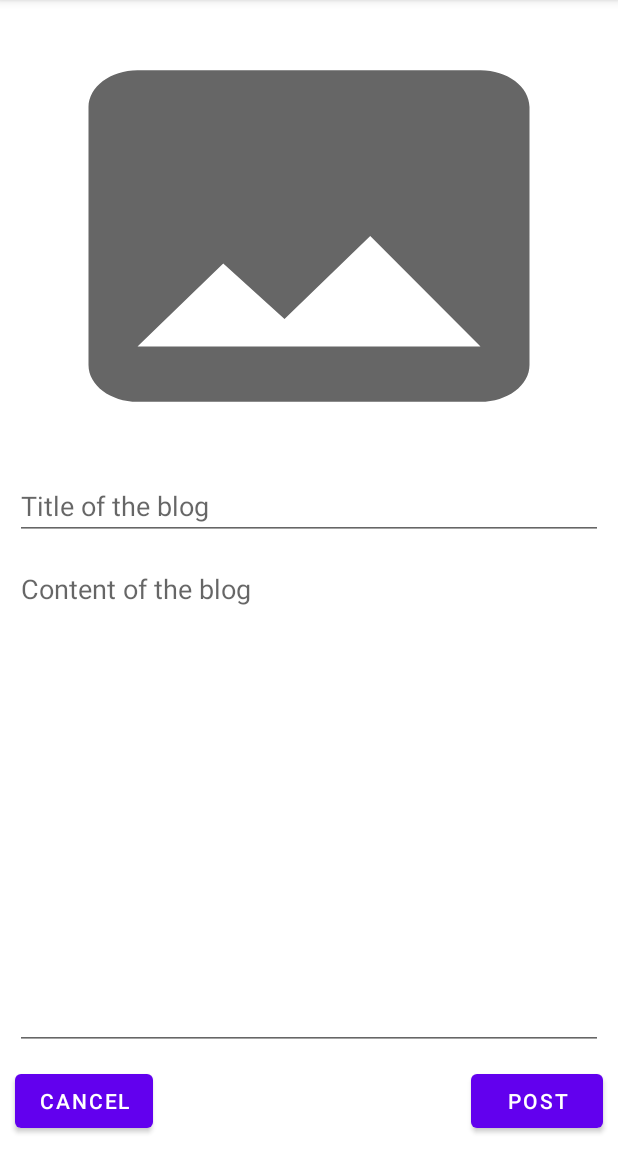
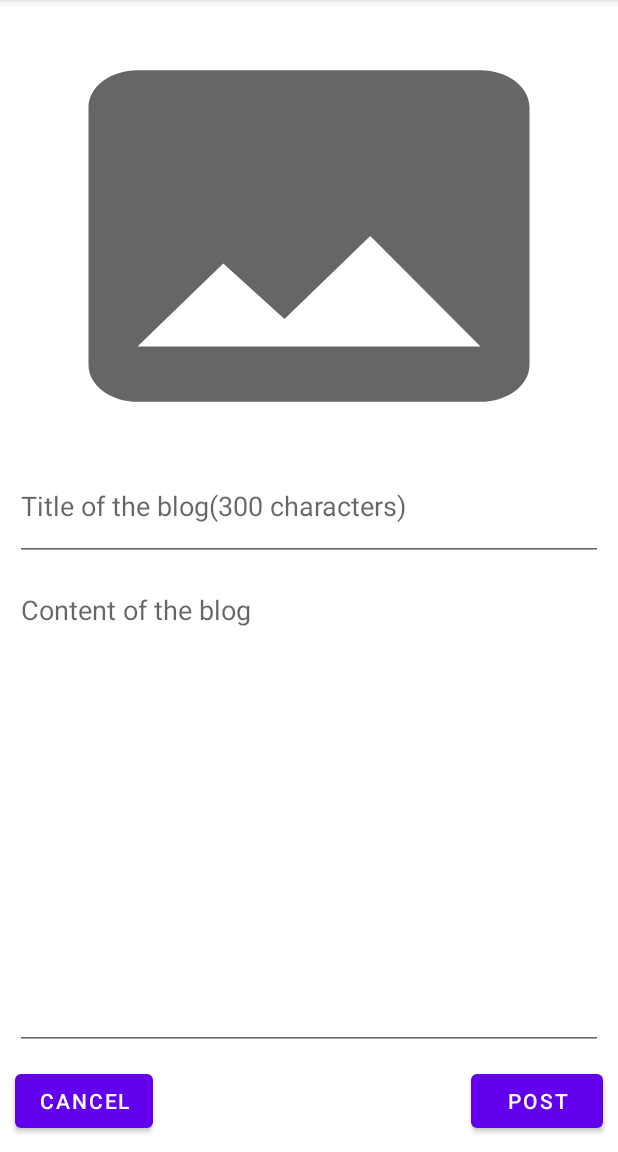
Before and after one commit to AyushTripathi28/Horizon, an Android app: the AddPostFragment screen opened through its navigation route, on a phone screen of 412 x 824 dp, the part 84-1236 px from its top. Run offline under Robolectric (Android 15) with nearby library versions, the phone set to English and light mode, and no system bars; our stand-ins replace Dagger/Hilt's generated code, navigation-ui.

Commit message:
Write post layout designed

```diff
--- a/app/src/main/java/com/example/horizon/ui/fragments/AllPostsFragment.kt
+++ b/app/src/main/java/com/example/horizon/ui/fragments/AllPostsFragment.kt
@@ -1,7 +1,15 @@
 package com.example.horizon.ui.fragments
 
+import android.os.Bundle
+import android.util.Log
+import android.view.View
 import androidx.fragment.app.Fragment
 import com.example.horizon.R
 
 class AllPostsFragment : Fragment(R.layout.fragment_all_posts) {
+
+    override fun onViewCreated(view: View, savedInstanceState: Bundle?) {
+        super.onViewCreated(view, savedInstanceState)
+        Log.d("AllPostFragment", "Created")
+    }
 }
--- a/app/src/main/res/layout/fragment_write_blog.xml
+++ b/app/src/main/res/layout/fragment_write_blog.xml
@@ -29,12 +29,14 @@
     <EditText
         android:id="@+id/etTitleNewPost"
         android:layout_width="0dp"
-        android:layout_height="wrap_content"
+        android:layout_height="0dp"
         android:layout_margin="10dp"
         android:ems="10"
         android:gravity="start|top"
-        android:hint="Title of the blog"
+        android:hint="Title of the blog(300 characters)"
         android:inputType="textMultiLine"
+        android:maxLength="300"
+        app:layout_constraintBottom_toTopOf="@+id/guideline2"
         app:layout_constraintEnd_toEndOf="parent"
         app:layout_constraintHorizontal_bias="0.0"
         app:layout_constraintStart_toStartOf="parent"
@@ -72,4 +74,11 @@
         app:layout_constraintBottom_toBottomOf="parent"
         app:layout_constraintEnd_toEndOf="parent" />
 
+    <androidx.constraintlayout.widget.Guideline
+        android:id="@+id/guideline2"
+        android:layout_width="wrap_content"
+        android:layout_height="wrap_content"
+        android:orientation="horizontal"
+        app:layout_constraintGuide_percent="0.5" />
+
 </androidx.constraintlayout.widget.ConstraintLayout>
```
Also changed, not shown: app/src/main/java/com/example/horizon/repository/MainRepository.kt (+4 -3 lines).
